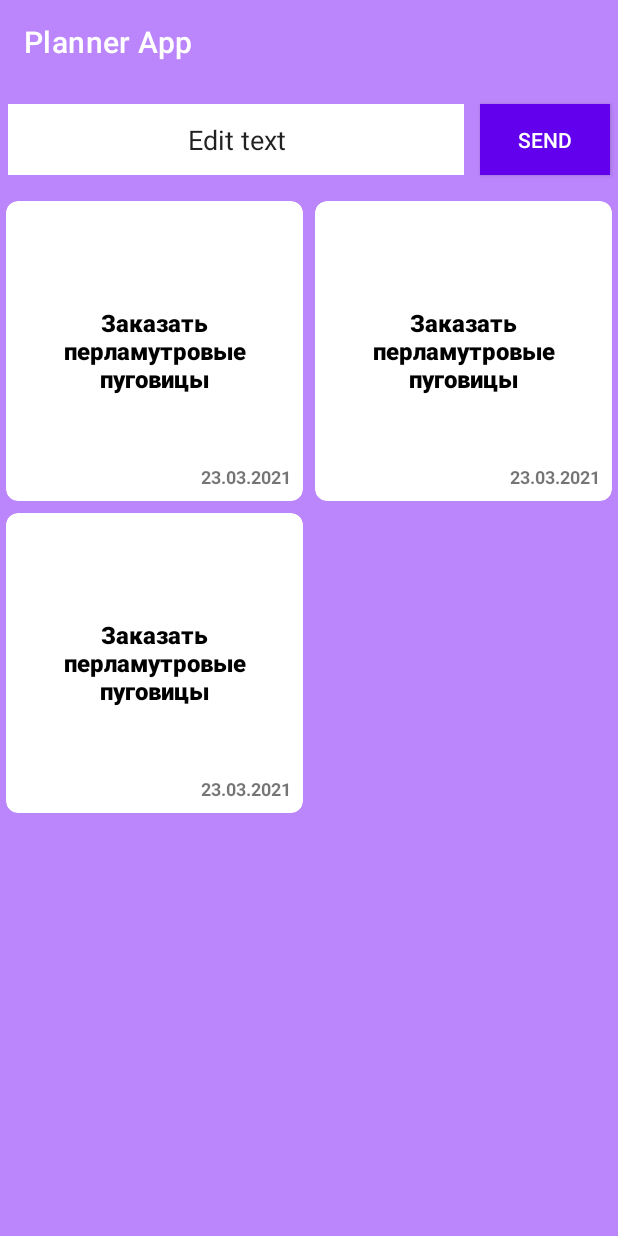
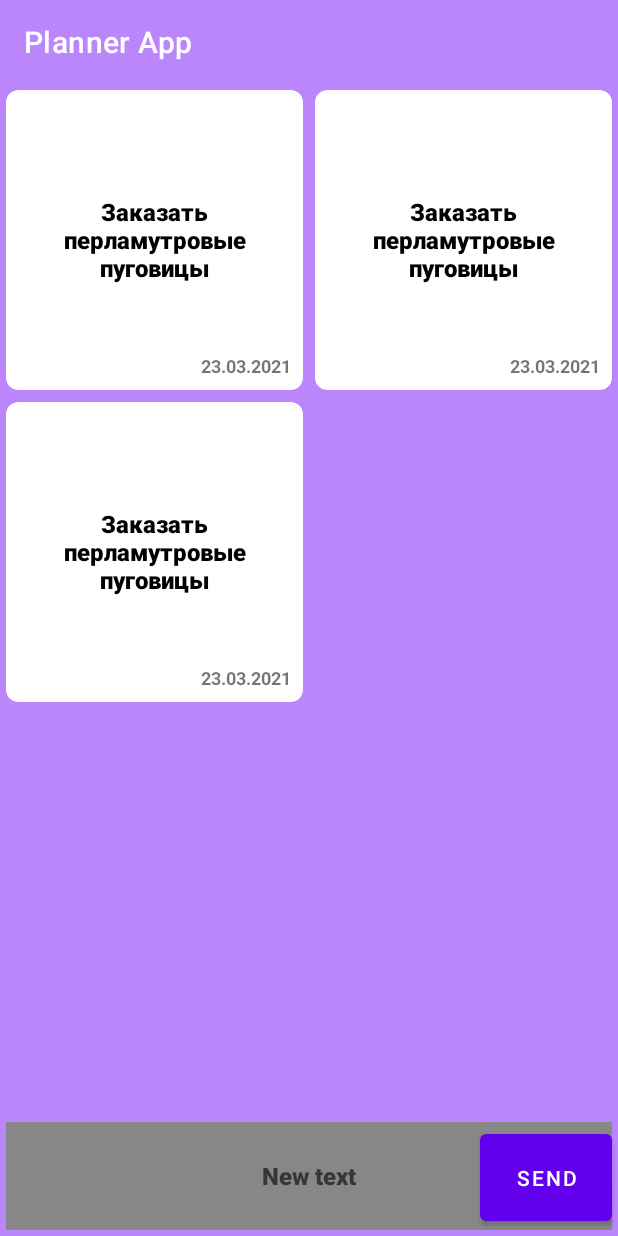
Before and after one commit to santooleg/AN02ONL_PlannerApp, an Android app: the layout fragment_main.xml on its own in the app's theme, with its tools: preview values and no code run, on a phone screen of 412 x 824 dp. Run offline under Robolectric (Android 15) with nearby library versions, the phone set to English and light mode, and no system bars.

Commit message:
Home work 2 finish

```diff
--- a/app/src/main/java/io/techmeskills/an02onl_plannerapp/MainActivity.kt
+++ b/app/src/main/java/io/techmeskills/an02onl_plannerapp/MainActivity.kt
@@ -1,6 +1,7 @@
 package io.techmeskills.an02onl_plannerapp
 
 import android.os.Bundle
+import android.os.PersistableBundle
 import androidx.fragment.app.Fragment
 import androidx.navigation.NavController
 import androidx.navigation.fragment.NavHostFragment
--- a/app/src/main/java/io/techmeskills/an02onl_plannerapp/screen/main/MainFragment.kt
+++ b/app/src/main/java/io/techmeskills/an02onl_plannerapp/screen/main/MainFragment.kt
@@ -2,6 +2,7 @@ package io.techmeskills.an02onl_plannerapp.screen.main
 
 import android.os.Bundle
 import android.view.View
+import android.widget.EditText
 import by.kirich1409.viewbindingdelegate.viewBinding
 import io.techmeskills.an02onl_plannerapp.R
 import io.techmeskills.an02onl_plannerapp.databinding.FragmentMainBinding
@@ -15,16 +16,21 @@ class MainFragment : NavigationFragment<FragmentMainBinding>(R.layout.fragment_m
 
     private val viewModel: MainViewModel by viewModel()
 
-    override fun onViewCreated(view: View, savedInstanceState: Bundle?) {
-        super.onViewCreated(view, savedInstanceState)
-
-        viewBinding.recyclerView.adapter = NotesRecyclerViewAdapter(viewModel.notes)
-    }
-
     override fun onInsetsReceived(top: Int, bottom: Int, hasKeyboard: Boolean) {
         viewBinding.toolbar.setPadding(0, top, 0, 0)
         viewBinding.recyclerView.setPadding(0, 0, 0, bottom)
 
     }
 
+    override fun onViewCreated(view: View, savedInstanceState: Bundle?) {
+        super.onViewCreated(view, savedInstanceState)
+        viewBinding.recyclerView.adapter = NotesRecyclerViewAdapter(viewModel.notes)
+        val editText: EditText = viewBinding.editText
+        viewBinding.buttonEditText.setOnClickListener {
+            val text = editText.text.toString()
+            viewModel.addNewNote(text)
+        }
+    }
+
+
 }
--- a/app/src/main/java/io/techmeskills/an02onl_plannerapp/screen/main/MainViewModel.kt
+++ b/app/src/main/java/io/techmeskills/an02onl_plannerapp/screen/main/MainViewModel.kt
@@ -3,8 +3,12 @@ package io.techmeskills.an02onl_plannerapp.screen.main
 import io.techmeskills.an02onl_plannerapp.support.CoroutineViewModel
 
 class MainViewModel : CoroutineViewModel() {
+    fun addNewNote(text: String) {
+        val note = Note(text, null)
+        notes.add(0, note)
+    }
 
-    val notes = listOf(
+    val notes = mutableListOf(
             Note("Помыть посуду"),
             Note("Забрать пальто из химчистки", "23.03.2021"),
             Note("Позвонить Ибрагиму"),
@@ -21,6 +25,6 @@ class MainViewModel : CoroutineViewModel() {
 }
 
 class Note(
-    val title: String,
-    val date: String? = null
+        var title: String,
+        var date: String? = null
 )
--- a/app/src/main/res/layout/fragment_main.xml
+++ b/app/src/main/res/layout/fragment_main.xml
@@ -4,8 +4,7 @@
 	xmlns:tools="http://schemas.android.com/tools"
 	android:layout_width="match_parent"
 	android:layout_height="match_parent"
-	android:background="@color/purple_200"
-	android:requiresFadingEdge="horizontal">
+	android:background="@color/purple_200">
 
 	<androidx.appcompat.widget.Toolbar
 		android:id="@+id/toolbar"
@@ -18,59 +17,48 @@
 		app:title="Planner App"
 		app:titleTextColor="@color/white" />
 
-	<LinearLayout
-		android:id="@+id/linearLayout"
-		android:layout_width="match_parent"
-		android:layout_height="58dp"
-		android:layout_marginTop="8dp"
-		android:background="@color/purple_200"
-		android:orientation="horizontal"
-		app:layout_constraintEnd_toEndOf="parent"
-		app:layout_constraintStart_toStartOf="parent"
-		app:layout_constraintTop_toBottomOf="@+id/toolbar">
-
-
-		<EditText
-			android:id="@+id/editText"
-			android:layout_width="304dp"
-			android:layout_height="match_parent"
-			android:layout_margin="5dp"
-			android:background="@color/white"
-			android:ems="10"
-			android:gravity="center"
-			android:importantForAutofill="no"
-			android:inputType="text"
-			android:text="@string/edit_text" />
-
-
-		<Button
-			android:id="@+id/button3"
-			style="@style/Widget.AppCompat.Button"
-			android:layout_width="wrap_content"
-			android:layout_height="match_parent"
-			android:layout_margin="5dp"
-			android:background="@color/purple_500"
-			android:backgroundTint="@color/white"
-			android:text="@string/send" />
-
-	</LinearLayout>
 
 	<androidx.recyclerview.widget.RecyclerView
 		android:id="@+id/recyclerView"
 		android:layout_width="0dp"
 		android:layout_height="0dp"
-		android:layout_marginTop="8dp"
 		android:clipToPadding="false"
 		app:layoutManager="androidx.recyclerview.widget.GridLayoutManager"
+		app:layout_constraintBottom_toTopOf="@+id/editText"
+		app:layout_constraintEnd_toEndOf="parent"
+		app:layout_constraintStart_toStartOf="parent"
+		app:layout_constraintTop_toBottomOf="@+id/toolbar"
+		app:spanCount="2"
+		tools:ignore="NotSibling"
+		tools:listitem="@layout/note_list_item"/>
+
+	<Button
+		android:id="@+id/buttonEditText"
+		android:layout_width="wrap_content"
+		android:layout_height="70dp"
+		android:layout_margin="4dp"
+		android:text="@string/send"
 		app:layout_constraintBottom_toBottomOf="parent"
-		app:layout_constraintEnd_toEndOf="parent"
-		app:layout_constraintHorizontal_bias="1.0"
-		app:layout_constraintStart_toStartOf="parent"
-		app:layout_constraintTop_toBottomOf="@+id/linearLayout"
-		app:spanCount="2"
-		tools:listitem="@layout/note_list_item">
-
-	</androidx.recyclerview.widget.RecyclerView>
+		app:layout_constraintEnd_toEndOf="parent" />
 
 
+	<EditText
+		android:id="@+id/editText"
+		android:layout_width="match_parent"
+		android:layout_height="72dp"
+		android:layout_margin="4dp"
+		android:background="@color/white_1"
+		android:ems="10"
+		android:hint="@string/edit_text"
+		android:inputType="text"
+		app:layout_constraintBottom_toBottomOf="parent"
+		app:layout_constraintEnd_toStartOf="@+id/buttonEditText"
+		android:importantForAutofill="no"
+		android:fontFamily="sans-serif-medium"
+		android:gravity="center"
+		android:textColor="@color/black"
+		android:textSize="16sp"
+		android:textStyle="bold"
+	/>
+
 </androidx.constraintlayout.widget.ConstraintLayout>
--- a/app/src/main/res/values/colors.xml
+++ b/app/src/main/res/values/colors.xml
@@ -7,4 +7,5 @@
     <color name="teal_700">#FF018786</color>
     <color name="black">#FF000000</color>
     <color name="white">#FFFFFFFF</color>
+    <color name="white_1">#878787</color>
 </resources>
--- a/app/src/main/res/values/strings.xml
+++ b/app/src/main/res/values/strings.xml
@@ -3,7 +3,7 @@
     <string name="welcome">Welcome</string>
     <string name="click_me">Click Me</string>
 	<string name="click_me_2">Sum of two clicks</string>
-	<string name="edit_text">Edit text</string>
+	<string name="edit_text">New text</string>
 	<string name="send">Send</string>
 	<string name="hint">hint</string>
 </resources>
```
Lines whose indentation alone changed are shown as unchanged.
